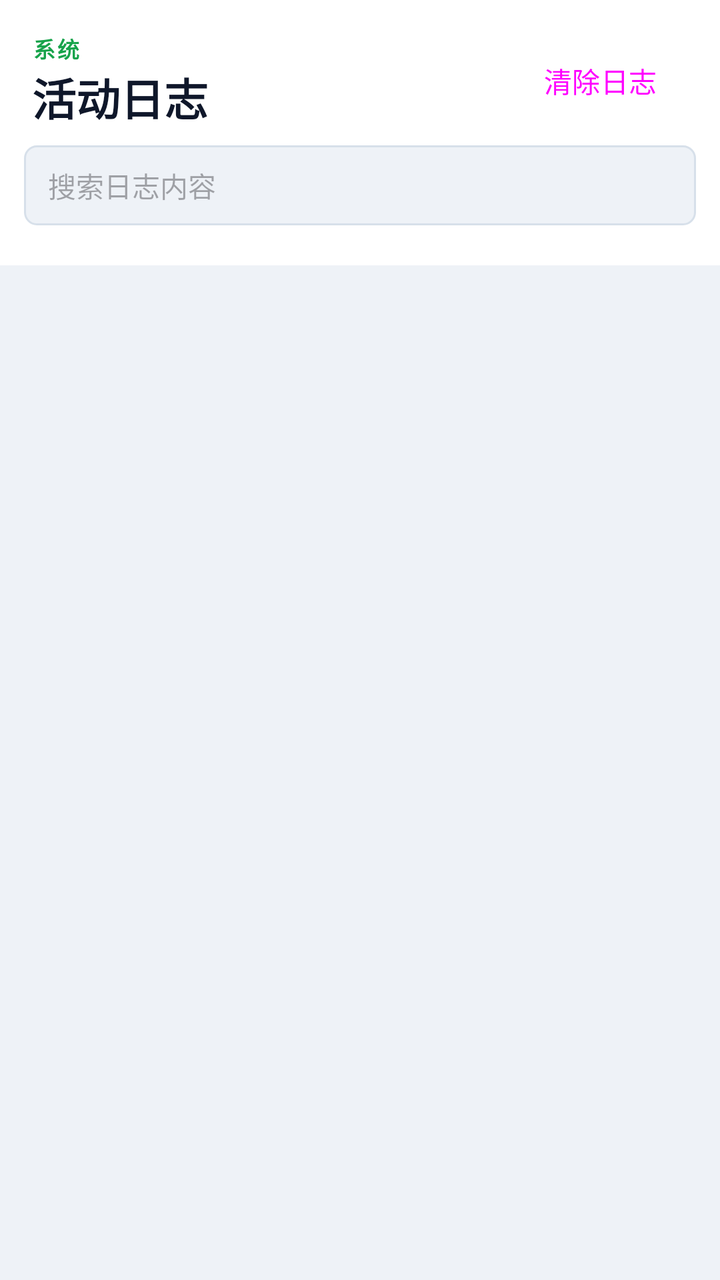
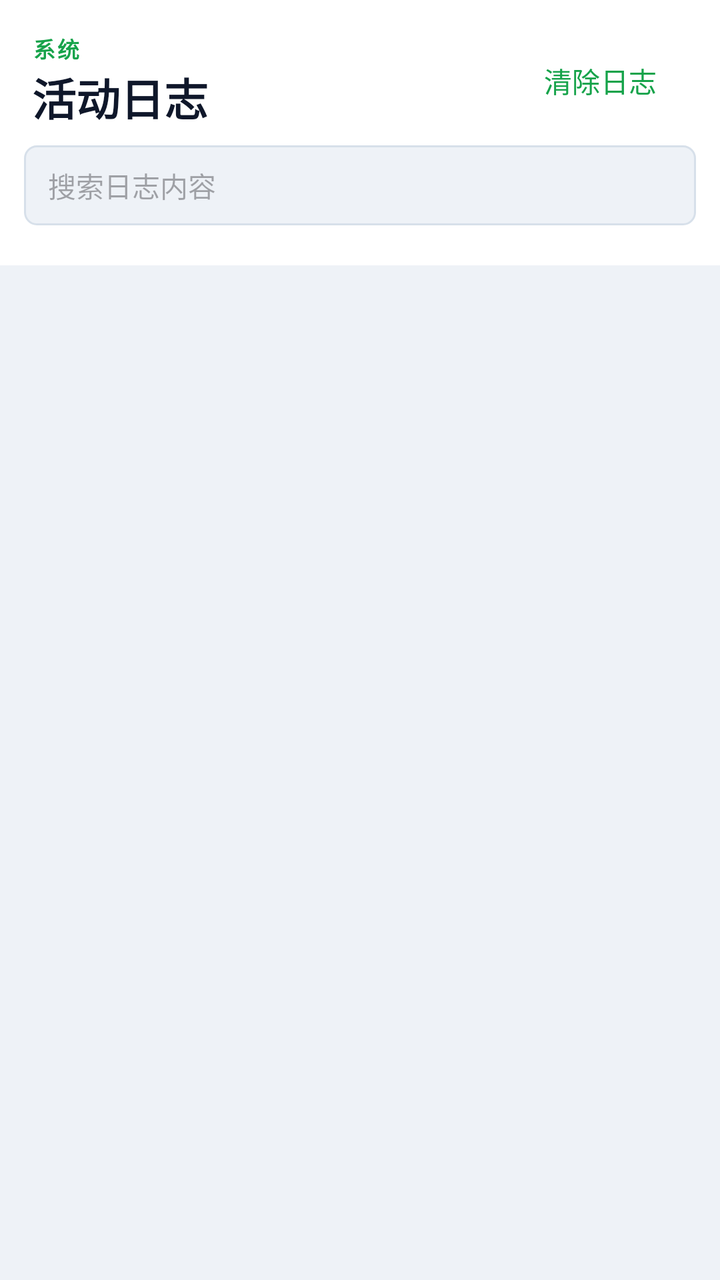

The first picture is an Android layout as it rendered before a commit; the second is the same layout after the commit. The layout source and the unified diff follow.
<!-- AndroidManifest.xml: application theme Theme.CloudPhone -->
<!-- res/layout/fragment_logs.xml -->
<?xml version="1.0" encoding="utf-8"?>
<LinearLayout xmlns:android="http://schemas.android.com/apk/res/android"
    android:layout_width="match_parent"
    android:layout_height="match_parent"
    android:background="@color/auth_background"
    android:orientation="vertical">

    
    <LinearLayout
        android:layout_width="match_parent"
        android:layout_height="wrap_content"
        android:background="@color/auth_surface"
        android:gravity="center_vertical"
        android:orientation="horizontal"
        android:paddingStart="16dp"
        android:paddingTop="16dp"
        android:paddingEnd="16dp"
        android:paddingBottom="8dp">

        <LinearLayout
            android:layout_width="0dp"
            android:layout_height="wrap_content"
            android:layout_weight="1"
            android:orientation="vertical">

            <TextView
                android:layout_width="wrap_content"
                android:layout_height="wrap_content"
                android:text="@string/logs_eyebrow"
                android:textColor="@color/auth_primary"
                android:textSize="11sp"
                android:textStyle="bold"
                android:letterSpacing="0.1" />

            <TextView
                android:layout_width="wrap_content"
                android:layout_height="wrap_content"
                android:text="@string/logs_title"
                android:textColor="@color/auth_text_primary"
                android:textSize="22sp"
                android:textStyle="bold" />
        </LinearLayout>

        <Button
            android:id="@+id/buttonClearLogs"
            style="@style/Widget.Material3.Button.TextButton"
            android:layout_width="wrap_content"
            android:layout_height="wrap_content"
            android:text="@string/logs_clear" />
    </LinearLayout>

    
    <LinearLayout
        android:layout_width="match_parent"
        android:layout_height="wrap_content"
        android:background="@color/auth_surface"
        android:paddingStart="12dp"
        android:paddingEnd="12dp"
        android:paddingBottom="8dp">

        <EditText
            android:id="@+id/editLogSearch"
            android:layout_width="match_parent"
            android:layout_height="40dp"
            android:background="@drawable/auth_input_bg"
            android:hint="@string/logs_search_hint"
            android:inputType="text"
            android:maxLines="1"
            android:paddingStart="12dp"
            android:paddingEnd="12dp"
            android:textSize="14sp" />
    </LinearLayout>

    
    <HorizontalScrollView
        android:layout_width="match_parent"
        android:layout_height="wrap_content"
        android:background="@color/auth_surface"
        android:scrollbars="none"
        android:paddingStart="12dp"
        android:paddingEnd="12dp"
        android:paddingBottom="4dp">

        <com.google.android.material.chip.ChipGroup
            android:id="@+id/chipGroupLevel"
            android:layout_width="wrap_content"
            android:layout_height="wrap_content" />
    </HorizontalScrollView>

    
    <HorizontalScrollView
        android:layout_width="match_parent"
        android:layout_height="wrap_content"
        android:background="@color/auth_surface"
        android:scrollbars="none"
        android:paddingStart="12dp"
        android:paddingEnd="12dp"
        android:paddingBottom="8dp">

        <com.google.android.material.chip.ChipGroup
            android:id="@+id/chipGroupCategory"
            android:layout_width="wrap_content"
            android:layout_height="wrap_content" />
    </HorizontalScrollView>

    
    <androidx.recyclerview.widget.RecyclerView
        android:id="@+id/recyclerLogs"
        android:layout_width="match_parent"
        android:layout_height="0dp"
        android:layout_weight="1"
        android:clipToPadding="false"
        android:paddingBottom="8dp" />

</LinearLayout>
<!-- resources referenced by this layout -->
<resources>
  <color name="auth_background">#EEF2F7</color>
  <color name="auth_primary">#16A34A</color>
  <color name="auth_surface">#FFFFFF</color>
  <color name="auth_text_primary">#0F172A</color>
  <!-- drawable auth_input_bg (drawable) -->
  <?xml version="1.0" encoding="utf-8"?>
  <shape xmlns:android="http://schemas.android.com/apk/res/android"
      android:shape="rectangle">
      <solid android:color="@color/auth_background" />
      <corners android:radius="6dp" />
      <stroke
          android:width="1dp"
          android:color="@color/auth_border" />
  </shape>
  <string name="logs_clear">清除日志</string>
  <string name="logs_eyebrow">系统</string>
  <string name="logs_search_hint">搜索日志内容</string>
  <string name="logs_title">活动日志</string>
  <style name="Theme.CloudPhone" parent="Base.Theme.CloudPhone" />
  <color name="auth_border">#D7E0EA</color>
  <style name="Base.Theme.CloudPhone" parent="Theme.Material3.DayNight.NoActionBar">
          <item name="colorPrimary">@color/auth_primary</item>
          <item name="android:statusBarColor">@color/auth_background</item>
          <item name="android:navigationBarColor">@color/auth_background</item>
          <item name="android:windowLightStatusBar">true</item>
          <item name="android:windowLightNavigationBar">true</item>
      </style>
</resources>

<!-- the commit's change to res/layout/fragment_logs.xml (unified diff, before → after) -->
@@ -1,15 +1,16 @@
 <?xml version="1.0" encoding="utf-8"?>
 <LinearLayout xmlns:android="http://schemas.android.com/apk/res/android"
+    xmlns:app="http://schemas.android.com/apk/res-auto"
     android:layout_width="match_parent"
     android:layout_height="match_parent"
-    android:background="@color/auth_background"
+    android:background="?android:attr/colorBackground"
     android:orientation="vertical">
 
     
     <LinearLayout
         android:layout_width="match_parent"
         android:layout_height="wrap_content"
-        android:background="@color/auth_surface"
+        android:background="?attr/colorSurface"
         android:gravity="center_vertical"
         android:orientation="horizontal"
         android:paddingStart="16dp"
@@ -41,7 +42,7 @@
                 android:textStyle="bold" />
         </LinearLayout>
 
-        <Button
+        <com.google.android.material.button.MaterialButton
             android:id="@+id/buttonClearLogs"
             style="@style/Widget.Material3.Button.TextButton"
             android:layout_width="wrap_content"
@@ -53,7 +54,7 @@
     <LinearLayout
         android:layout_width="match_parent"
         android:layout_height="wrap_content"
-        android:background="@color/auth_surface"
+        android:background="?attr/colorSurface"
         android:paddingStart="12dp"
         android:paddingEnd="12dp"
         android:paddingBottom="8dp">
@@ -75,7 +76,7 @@
     <HorizontalScrollView
         android:layout_width="match_parent"
         android:layout_height="wrap_content"
-        android:background="@color/auth_surface"
+        android:background="?attr/colorSurface"
         android:scrollbars="none"
         android:paddingStart="12dp"
         android:paddingEnd="12dp"
@@ -91,7 +92,7 @@
     <HorizontalScrollView
         android:layout_width="match_parent"
         android:layout_height="wrap_content"
-        android:background="@color/auth_surface"
+        android:background="?attr/colorSurface"
         android:scrollbars="none"
         android:paddingStart="12dp"
         android:paddingEnd="12dp"
<!-- resource entries referenced after the edit -->
@@ -3,6 +3,10 @@
   <color name="auth_background">#EEF2F7</color>
   <color name="auth_primary">#16A34A</color>
   <color name="auth_surface">#FFFFFF</color>
+  <color name="auth_text_secondary">#475569</color>
+  <color name="auth_line">#D7E0EA</color>
+  <color name="m3_surface_container">#FFFFFF</color>
+  <color name="m3_surface_container_high">#F8FAFC</color>
   <color name="auth_text_primary">#0F172A</color>
   <!-- drawable auth_input_bg (drawable) -->
   <?xml version="1.0" encoding="utf-8"?>
@@ -22,10 +26,28 @@
   <color name="auth_border">#D7E0EA</color>
   <style name="Base.Theme.CloudPhone" parent="Theme.Material3.DayNight.NoActionBar">
           <item name="colorPrimary">@color/auth_primary</item>
+          <item name="colorOnPrimary">@color/auth_primary_text</item>
+          <item name="colorPrimaryContainer">@color/auth_accent_soft</item>
+          <item name="colorOnPrimaryContainer">@color/auth_primary_dark</item>
+          <item name="colorSecondary">@color/auth_primary</item>
+          <item name="colorOnSecondary">@color/auth_primary_text</item>
+          <item name="colorSurface">@color/auth_surface</item>
+          <item name="colorOnSurface">@color/auth_text_primary</item>
+          <item name="colorOnSurfaceVariant">@color/auth_text_secondary</item>
+          <item name="colorOutline">@color/auth_line</item>
+          <item name="colorOutlineVariant">@color/auth_border</item>
+          <item name="colorSurfaceContainer">@color/m3_surface_container</item>
+          <item name="colorSurfaceContainerHigh">@color/m3_surface_container_high</item>
+          <item name="android:colorBackground">@color/auth_background</item>
           <item name="android:statusBarColor">@color/auth_background</item>
-          <item name="android:navigationBarColor">@color/auth_background</item>
+          <item name="android:navigationBarColor">@color/m3_surface_container</item>
           <item name="android:windowLightStatusBar">true</item>
           <item name="android:windowLightNavigationBar">true</item>
+          <item name="materialButtonStyle">@style/Widget.Material3.Button</item>
+          <item name="textInputStyle">@style/Widget.Material3.TextInputLayout.OutlinedBox</item>
       </style>
+  <color name="auth_primary_text">#052E16</color>
+  <color name="auth_accent_soft">#E8F7EE</color>
+  <color name="auth_primary_dark">#15803D</color>
 </resources>
 
